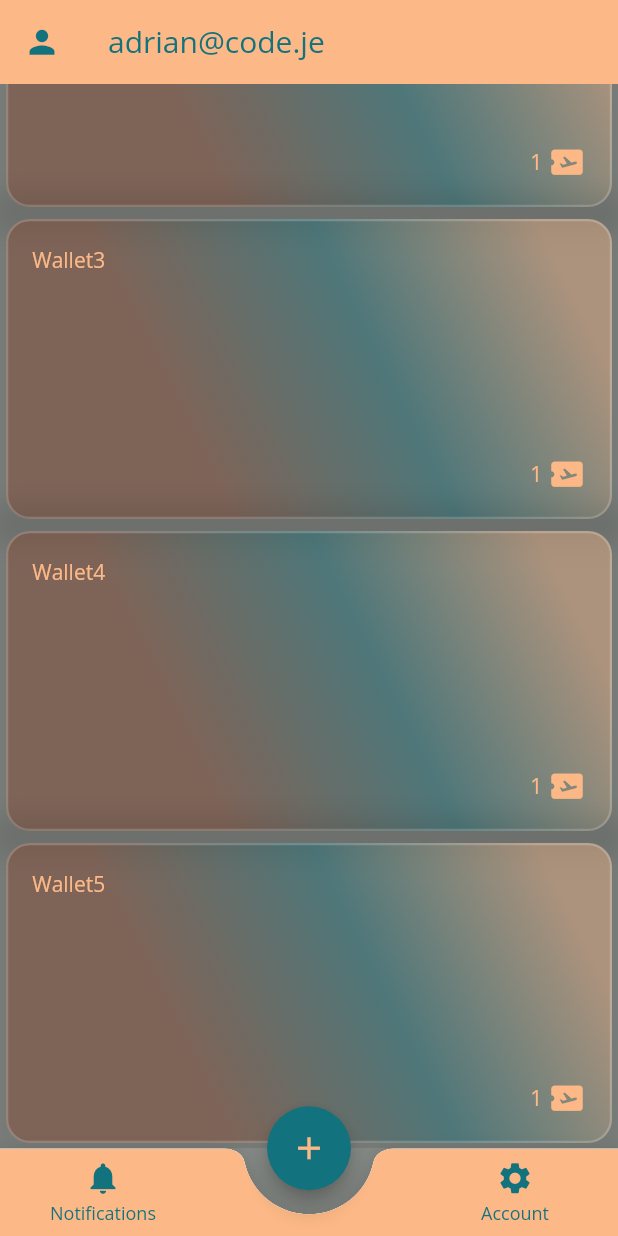
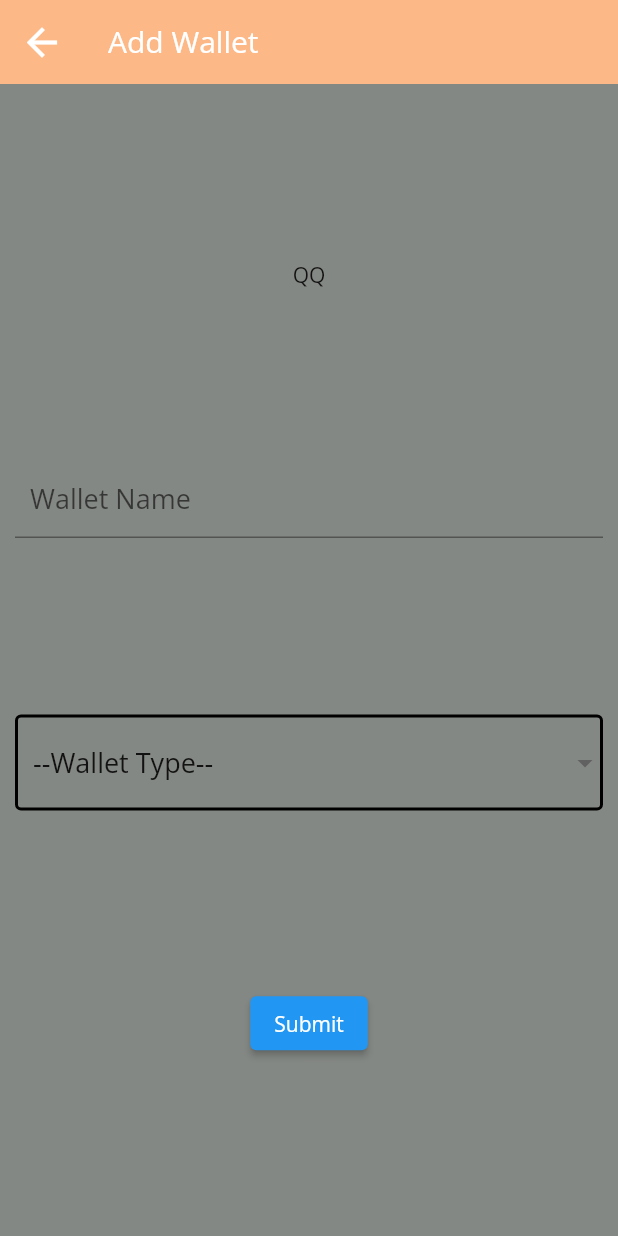
Before and after one commit to Adrian0012/ticketson, a Flutter app: the screen it shows after launch, scrolled down 330 dp, after a tap on the "add" icon, on a phone screen of 412 x 824 dp. Run offline on Flutter 3.47's test engine with Material 2 defaults, Android fonts, the phone set to English and light mode, and no system bars; our stand-ins replace beamer, bloc, equatable, flutter_bloc, flutter_secure_storage, loading_animation_widget.

Commit message:
add create wallet form - WIP // various updates

```diff
--- a/ticketson/assets/wallets.json
+++ b/ticketson/assets/wallets.json
@@ -3,26 +3,31 @@
     {
       "uid":"b6eaf203-14f0-481b-9d15-e2e6a0b285ea",
       "name": "Wallet1",
+      "walletType": "Type1",
       "createdAt": "2022-11-01 00:00:32.370"
     },
     {
       "uid":"d8128c05-5f67-4557-a1e2-ffe5e5e5df80",
       "name": "Wallet2",
+      "walletType": "Type1",
       "createdAt": "2022-11-01 00:00:32.370"
     },
     {
       "uid":"173c891f-5025-485a-8d14-86d13142fe75",
       "name": "Wallet3",
+      "walletType": "Type1",
       "createdAt": "2022-11-01 00:00:32.370"
     },
     {
       "uid":"50049b76-5ec1-4c42-b9ff-c0c96b9e9e45",
       "name": "Wallet4",
+      "walletType": "Type1",
       "createdAt": "2022-11-01 00:00:32.370"
     },
     {
       "uid":"fc923114-6838-43f2-9f34-e52b6547c673",
       "name": "Wallet5",
+      "walletType": "Type1",
       "createdAt": "2022-11-01 00:00:32.370"
     }
   ]
--- a/ticketson/lib/config/router.dart
+++ b/ticketson/lib/config/router.dart
@@ -1,6 +1,7 @@
 import 'package:beamer/beamer.dart';
 import 'package:flutter/material.dart';
 import 'package:ticketson/config/urls.dart';
+import 'package:ticketson/forms/create_wallet/location.dart';
 import 'package:ticketson/modules/dashboard/location.dart';
 import 'package:ticketson/modules/ticket/location.dart';
 
@@ -15,6 +16,7 @@ class AppRouter {
       beamLocations: [
         DashboardLocation(),
         TicketLocation(),
+        CreateWalletLocation(),
       ],
     ),
     // guards: [
--- a/ticketson/lib/config/urls.dart
+++ b/ticketson/lib/config/urls.dart
@@ -8,4 +8,6 @@ class Routes {
   // APP ROUTES
   static const dashboard = '/dashboard';
   static const tickets = '/wallet/tickets';
+  // FORMS
+  static const createWalletForm = '/createWallet';
 }
--- /dev/null
+++ b/ticketson/lib/forms/create_wallet/create_wallet_form.dart
@@ -0,0 +1,135 @@
+import 'package:flutter/material.dart';
+
+class CreateWalletForm extends StatefulWidget {
+  const CreateWalletForm({super.key});
+
+  @override
+  CreateWalletFormState createState() {
+    return CreateWalletFormState();
+  }
+}
+
+// Create a corresponding State class.
+// This class holds data related to the form.
+class CreateWalletFormState extends State<CreateWalletForm> {
+  late FocusNode myFocusNode;
+  final TextEditingController _walletNameController = TextEditingController();
+  final TextEditingController _controller2 = TextEditingController();
+
+  @override
+  void initState() {
+    super.initState();
+
+    myFocusNode = FocusNode();
+  }
+
+  @override
+  void dispose() {
+    myFocusNode.dispose();
+
+    super.dispose();
+  }
+
+  final _formKey = GlobalKey<FormState>();
+
+  @override
+  Widget build(BuildContext context) {
+    String dropdownValue = '--Wallet Type--';
+    return GestureDetector(
+      behavior: HitTestBehavior.opaque,
+      onTap: (() {
+        FocusScope.of(context).unfocus();
+      }),
+      child: Form(
+        key: _formKey,
+        child: Column(
+          crossAxisAlignment: CrossAxisAlignment.center,
+          mainAxisAlignment: MainAxisAlignment.spaceEvenly,
+          children: <Widget>[
+            const Text('QQ'),
+            Padding(
+              padding: const EdgeInsets.only(left: 10.0, right: 10.0),
+              child: TextFormField(
+                onFieldSubmitted: (term) {
+                  FocusScope.of(context).requestFocus(myFocusNode);
+                },
+                decoration: InputDecoration(
+                  contentPadding:
+                      const EdgeInsets.only(left: 10.0, right: 10.0),
+                  labelText: 'Wallet Name',
+                  labelStyle: TextStyle(
+                    fontSize: myFocusNode.hasFocus ||
+                            _walletNameController.text.isNotEmpty
+                        ? 20
+                        : 18,
+                    fontWeight: myFocusNode.hasFocus
+                        ? FontWeight.bold
+                        : FontWeight.normal,
+                  ),
+                ),
+                validator: (value) {
+                  if (value == null || value.isEmpty) {
+                    return 'Please enter some text';
+                  }
+                  return null;
+                },
+              ),
+            ),
+            Padding(
+              padding: const EdgeInsets.only(left: 10.0, right: 10.0),
+              child: DropdownButtonFormField<String>(
+                decoration: const InputDecoration(
+                  enabledBorder: OutlineInputBorder(
+                    //<-- SEE HERE
+                    borderSide: BorderSide(color: Colors.black, width: 2),
+                  ),
+                  focusedBorder: OutlineInputBorder(
+                    //<-- SEE HERE
+                    borderSide: BorderSide(color: Colors.black, width: 2),
+                  ),
+                  // filled: true,
+                  // fillColor: Colors.greenAccent,
+                ),
+                // dropdownColor: Colors.greenAccent,
+                value: dropdownValue,
+                onChanged: (String? newValue) {
+                  setState(() {
+                    dropdownValue = newValue!;
+                  });
+                },
+                items: <String>[
+                  '--Wallet Type--',
+                  'Dog',
+                  'Cat',
+                  'Tiger',
+                  'Lion'
+                ].map<DropdownMenuItem<String>>((String value) {
+                  return DropdownMenuItem<String>(
+                    value: value,
+                    child: Text(
+                      value,
+                      style: const TextStyle(fontSize: 18),
+                    ),
+                  );
+                }).toList(),
+              ),
+            ),
+            ElevatedButton(
+              onPressed: () {
+                // Validate returns true if the form is valid, or false otherwise.
+                if (_formKey.currentState!.validate()) {
+                  // If the form is valid, display a snackbar. In the real world,
+                  // you'd often call a server or save the information in a database.
+                  ScaffoldMessenger.of(context).showSnackBar(
+                    const SnackBar(content: Text('Processing Data')),
+                  );
+                }
+              },
+              child: const Text('Submit'),
+            ),
+          ],
+        ),
+      ),
+    );
+  }
+}
--- /dev/null
+++ b/ticketson/lib/forms/create_wallet/location.dart
@@ -0,0 +1,21 @@
+import 'package:beamer/beamer.dart';
+import 'package:flutter/material.dart';
+import 'package:ticketson/config/urls.dart';
+import 'package:ticketson/forms/create_wallet/screens/create_wallet.dart';
+
+class CreateWalletLocation extends BeamLocation<BeamState> {
+  @override
+  List<String> get pathPatterns => ['${Routes.createWalletForm}/*'];
+
+  @override
+  List<BeamPage> buildPages(BuildContext context, BeamState state) {
+    final pages = [
+      const BeamPage(
+        key: ValueKey('createWallet'),
+        title: 'CreateWallet',
+        child: CreateWalletScreen(),
+      ),
+    ];
+    return pages;
+  }
+}
--- /dev/null
+++ b/ticketson/lib/forms/create_wallet/screens/create_wallet.dart
@@ -0,0 +1,34 @@
+import 'package:beamer/beamer.dart';
+import 'package:flutter/material.dart';
+import 'package:ticketson/config/themes/palette.dart';
+import 'package:ticketson/forms/create_wallet/create_wallet_form.dart';
+
+class CreateWalletScreen extends StatefulWidget {
+  const CreateWalletScreen({super.key});
+
+  @override
+  State<CreateWalletScreen> createState() => _CreateWalletStateScreen();
+}
+
+class _CreateWalletStateScreen extends State<CreateWalletScreen> {
+  @override
+  Widget build(BuildContext context) {
+    return Scaffold(
+      backgroundColor: Palette.accentColor,
+      appBar: AppBar(
+        leading: IconButton(
+          icon: const Icon(Icons.arrow_back),
+          iconSize: 30.0,
+          color: Colors.white,
+          onPressed: () {
+            Beamer.of(context).beamBack();
+          },
+        ),
+        title: const Text('Add Wallet'),
+        elevation: 0.0,
+        backgroundColor: Palette.primaryColor,
+      ),
+      body: const CreateWalletForm(),
+    );
+  }
+}
--- a/ticketson/lib/modules/dashboard/screens/dashboard.dart
+++ b/ticketson/lib/modules/dashboard/screens/dashboard.dart
@@ -7,6 +7,7 @@ import 'package:ticketson/config/urls.dart';
 import 'package:ticketson/modules/wallet/bloc/wallet_bloc.dart';
 import 'package:ticketson/modules/wallet/models/wallet.dart';
 import 'package:ticketson/widgets/bottom_navbar.dart';
+import 'package:ticketson/widgets/loading.dart';
 
 class DashboardScreen extends StatefulWidget {
   const DashboardScreen({super.key});
@@ -67,7 +68,7 @@ class _DashboardScreenState extends State<DashboardScreen> {
                 size: 25.0,
               ),
               onPressed: () {
-                Beamer.of(context).beamToNamed(Routes.dashboard);
+                Beamer.of(context).beamToNamed(Routes.createWalletForm);
               },
             ),
           )),
@@ -90,11 +91,9 @@ class _DashboardScreenState extends State<DashboardScreen> {
         child: BlocBuilder<WalletBloc, WalletState>(
           builder: (context, state) {
             if (state is WalletsInitial) {
-              return LoadingAnimationWidget.beat(
-                  color: Palette.primaryColor, size: 10.0);
+              return const Loading();
             } else if (state is WalletsLoading) {
-              return LoadingAnimationWidget.beat(
-                  color: Palette.primaryColor, size: 10.0);
+              return const Loading();
             } else if (state is WalletsLoaded) {
               return _buildWalletItems(context, state.wallets);
             } else {
--- a/ticketson/lib/modules/ticket/provider/ticket_provider.dart
+++ b/ticketson/lib/modules/ticket/provider/ticket_provider.dart
@@ -38,6 +38,7 @@ class TicketProvider {
     Map<String, dynamic> result = json.decode(response);
     final List<Ticket> data = List<Ticket>.from(
         result['data'].map((e) => Ticket.fromJson(e)).toList());
+    await Future.delayed(const Duration(seconds: 2));
     return data;
   }
 }
--- a/ticketson/lib/modules/ticket/screens/tickets.dart
+++ b/ticketson/lib/modules/ticket/screens/tickets.dart
@@ -8,6 +8,7 @@ import 'package:ticketson/modules/ticket/bloc/ticket_bloc.dart';
 import 'package:ticketson/modules/ticket/models/ticket.dart';
 import 'package:ticketson/modules/wallet/models/wallet.dart';
 import 'package:ticketson/widgets/bottom_navbar.dart';
+import 'package:ticketson/widgets/loading.dart';
 
 class TicketScreen extends StatefulWidget {
   const TicketScreen({super.key, required this.wallet});
@@ -34,12 +35,14 @@ class _TicketScreenState extends State<TicketScreen> {
         backgroundColor: Palette.accentColor,
         appBar: AppBar(
           leading: IconButton(
-            icon: const Icon(Icons.person),
+            icon: const Icon(Icons.arrow_back),
             iconSize: 30.0,
             color: Colors.white,
-            onPressed: () {},
+            onPressed: () {
+              Beamer.of(context).beamBack();
+            },
           ),
-          title: const Text('adrian@code.je'),
+          title: Text('${widget.wallet.name} - Tickets'),
           elevation: 0.0,
           backgroundColor: Palette.primaryColor,
         ),
@@ -75,11 +78,9 @@ class _TicketScreenState extends State<TicketScreen> {
         child: BlocBuilder<TicketBloc, TicketState>(
           builder: (context, state) {
             if (state is TicketInitial) {
-              return LoadingAnimationWidget.beat(
-                  color: Palette.primaryColor, size: 10.0);
+              return const Loading();
             } else if (state is TicketLoading) {
-              return LoadingAnimationWidget.beat(
-                  color: Palette.primaryColor, size: 10.0);
+              return const Loading();
             } else if (state is TicketLoaded) {
               return _buildTicketItems(context, state.tickets);
             } else {
--- a/ticketson/lib/modules/wallet/models/wallet.dart
+++ b/ticketson/lib/modules/wallet/models/wallet.dart
@@ -6,11 +6,13 @@ part 'wallet.g.dart';
 class Wallet {
   final String uid;
   final String name;
+  final String walletType;
   final DateTime createdAt;
 
   Wallet(
     this.uid,
     this.name,
+    this.walletType,
     this.createdAt,
   );
 
--- a/ticketson/lib/modules/wallet/provider/wallet_provider.dart
+++ b/ticketson/lib/modules/wallet/provider/wallet_provider.dart
@@ -40,6 +40,7 @@ class WalletProvider {
     Map<String, dynamic> result = json.decode(response);
     final List<Wallet> data = List<Wallet>.from(
         result['data'].map((e) => Wallet.fromJson(e)).toList());
+    await Future.delayed(const Duration(seconds: 2));
     return data;
   }
 }
--- a/ticketson/lib/widgets/bottom_navbar.dart
+++ b/ticketson/lib/widgets/bottom_navbar.dart
@@ -41,7 +41,12 @@ class _NavbarState extends State<Navbar> {
                   color: Palette.secondaryColor,
                 ),
                 label: 'Notifications'),
-            BottomNavigationBarItem(icon: Icon(Icons.home), label: ''),
+            BottomNavigationBarItem(
+                icon: Icon(
+                  Icons.home,
+                  color: Colors.transparent,
+                ),
+                label: ''),
             BottomNavigationBarItem(
                 icon: Icon(
                   size: 25.0,
--- /dev/null
+++ b/ticketson/lib/widgets/loading.dart
@@ -0,0 +1,18 @@
+import 'package:flutter/material.dart';
+import 'package:loading_animation_widget/loading_animation_widget.dart';
+import 'package:ticketson/config/themes/palette.dart';
+
+class Loading extends StatelessWidget {
+  const Loading({Key? key}) : super(key: key);
+
+  @override
+  Widget build(BuildContext context) {
+    return Center(
+        child: LoadingAnimationWidget.discreteCircle(
+      color: Palette.primaryColor,
+      secondRingColor: Palette.accentColor,
+      thirdRingColor: Palette.secondaryColor,
+      size: 200,
+    ));
+  }
+}
```
Also changed, not shown: ticketson/lib/modules/wallet/models/wallet.g.dart.
